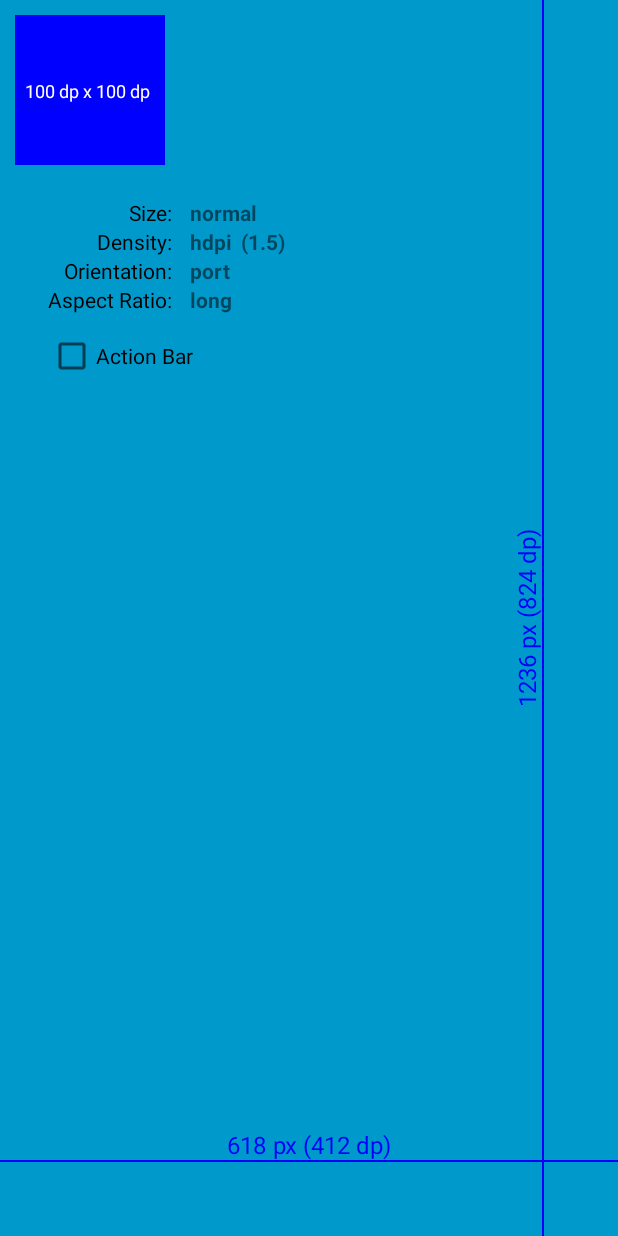
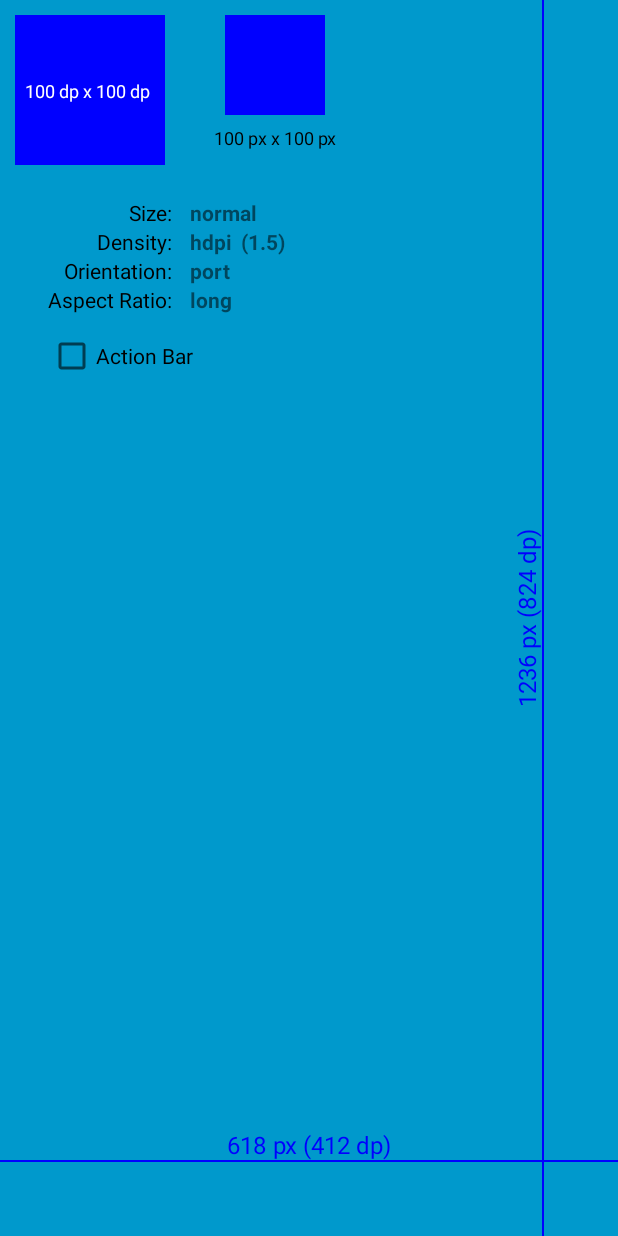
Before and after one commit to inloop/ScreenInfo, an Android app: the screen it shows after launch (MainActivity), on a phone screen of 412 x 824 dp. Run offline under Robolectric (Android 15) with nearby library versions, the phone set to English and light mode, and no system bars.

Commit message:
100px square added

```diff
--- a/app/src/main/java/eu/inloop/screeninfo/view/WidthBox.java
+++ b/app/src/main/java/eu/inloop/screeninfo/view/WidthBox.java
@@ -50,9 +50,15 @@ public class WidthBox extends View {
 
         mPaint.setColor(Color.BLUE);
         canvas.drawRect(10 * mDensity, 10 * mDensity, 110 * mDensity, 110 * mDensity, mPaint);
+
+        canvas.drawRect(150 * mDensity, 10 * mDensity, (150 * mDensity) + 100, (10 * mDensity) + 100, mPaint);
+
         mPaint.setTextSize(12 * mDensity);
         mPaint.setColor(Color.WHITE);
         canvas.drawText("100 dp x 100 dp", 58 * mDensity, 65 * mDensity, mPaint);
+
+        mPaint.setColor(Color.BLACK);
+        canvas.drawText("100 px x 100 px", 150 * mDensity + 50, 30 * mDensity + 100, mPaint);
 
         mPaint.setTextSize(16 * mDensity);
         mPaint.setColor(Color.BLUE);
```
